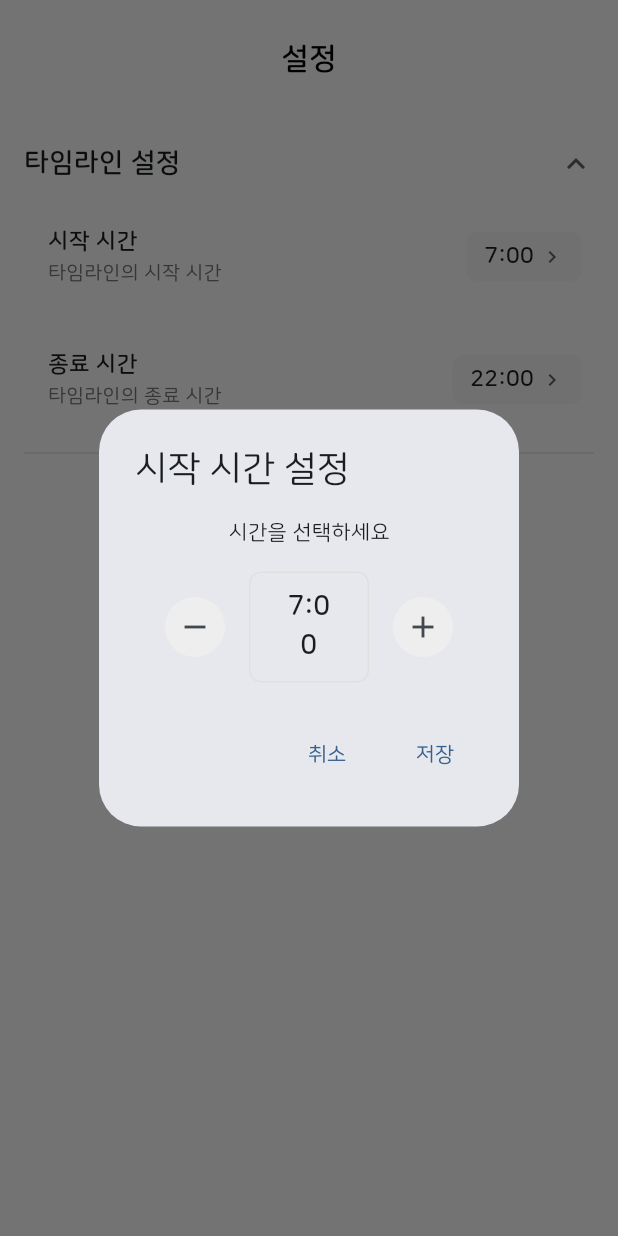
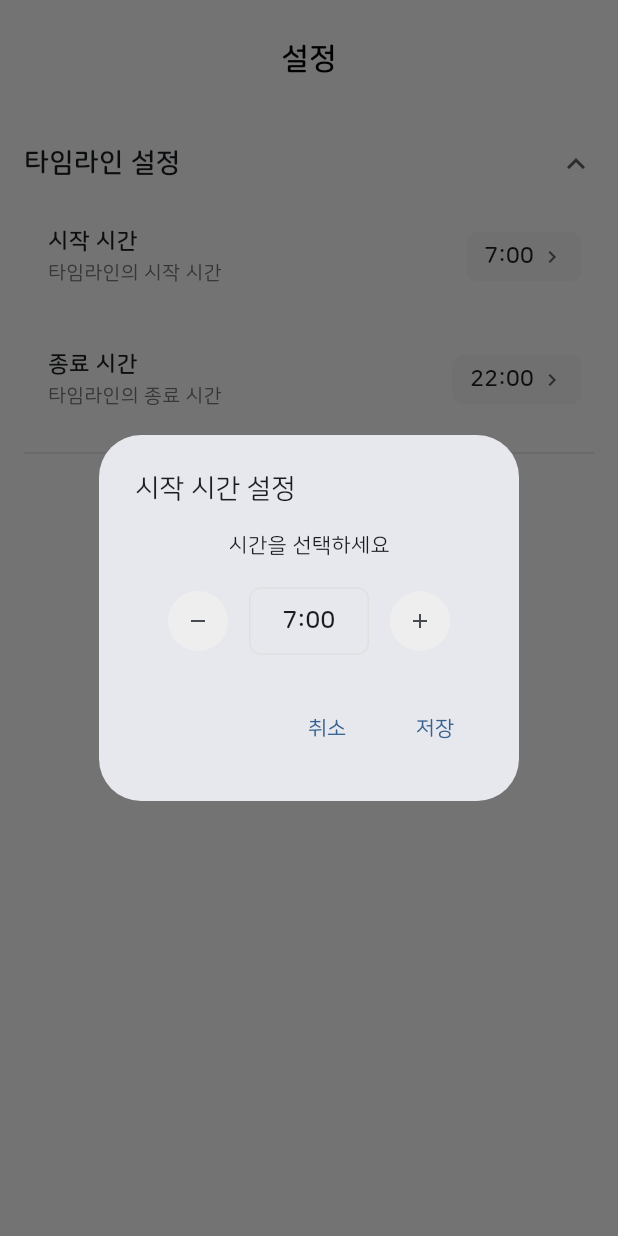
Before and after one commit to huiriric/tagiary, a Flutter app: the Settings screen opened directly, after a tap on "타임라인 설정", after a tap on "시작 시간", on a phone screen of 412 x 824 dp. Run offline on Flutter 3.47's test engine with Material 3 defaults, Android fonts, the phone set to English and light mode, and no system bars; our stand-ins replace fluttertoast, hive, hive_flutter, shared_preferences; accounts and stored records are empty; generated files the repository leaves out were written again.

Commit message:
UI 변경사항 적용 및 패키지 종속성 업데이트
1. 설정 화면 및 스케줄 관련 화면 UI 변경사항 적용
2. pub 종속성 업데이트

```diff
--- a/lib/settings/settings.dart
+++ b/lib/settings/settings.dart
@@ -36,15 +36,10 @@ class _SettingsState extends State<Settings> {
               children: [
                 const Text(
                   '타임라인 설정',
-                  style: TextStyle(
-                    fontSize: 18,
-                    fontWeight: FontWeight.bold
-                  ),
+                  style: TextStyle(fontSize: 18, fontWeight: FontWeight.bold),
                 ),
                 Icon(
-                  _isTimelineSettingsExpanded
-                    ? Icons.keyboard_arrow_up
-                    : Icons.keyboard_arrow_down,
+                  _isTimelineSettingsExpanded ? Icons.keyboard_arrow_up : Icons.keyboard_arrow_down,
                   color: Colors.grey.shade700,
                 ),
               ],
@@ -188,7 +183,10 @@ class _SettingsState extends State<Settings> {
       context: context,
       builder: (BuildContext context) {
         return AlertDialog(
-          title: Text(title),
+          title: Text(
+            title,
+            style: const TextStyle(fontSize: 18),
+          ),
           content: StatefulBuilder(
             builder: (context, setState) {
               return Column(
@@ -201,11 +199,10 @@ class _SettingsState extends State<Settings> {
                     children: [
                       // 마이너스 버튼 (더 깔끔한 아이콘)
                       IconButton(
+                        iconSize: 16,
                         icon: const Icon(Icons.remove),
                         style: IconButton.styleFrom(
-                          backgroundColor: selectedValue > minValue
-                            ? Colors.grey.shade200
-                            : Colors.grey.shade100,
+                          backgroundColor: selectedValue > minValue ? Colors.grey.shade200 : Colors.grey.shade100,
                         ),
                         onPressed: selectedValue > minValue
                             ? () {
@@ -215,7 +212,7 @@ class _SettingsState extends State<Settings> {
                               }
                             : null,
                       ),
-                      const SizedBox(width: 12),
+                      const SizedBox(width: 10),
                       // 선택된 시간 표시
                       Container(
                         width: 80,
@@ -227,17 +224,16 @@ class _SettingsState extends State<Settings> {
                         child: Text(
                           '$selectedValue:00',
                           textAlign: TextAlign.center,
-                          style: const TextStyle(fontSize: 18, fontWeight: FontWeight.bold),
+                          style: const TextStyle(fontSize: 16, fontWeight: FontWeight.bold),
                         ),
                       ),
-                      const SizedBox(width: 12),
+                      const SizedBox(width: 10),
                       // 플러스 버튼 (더 깔끔한 아이콘)
                       IconButton(
+                        iconSize: 16,
                         icon: const Icon(Icons.add),
                         style: IconButton.styleFrom(
-                          backgroundColor: selectedValue < maxValue
-                            ? Colors.grey.shade200
-                            : Colors.grey.shade100,
+                          backgroundColor: selectedValue < maxValue ? Colors.grey.shade200 : Colors.grey.shade100,
                         ),
                         onPressed: selectedValue < maxValue
                             ? () {
```
Also changed, not shown: lib/time_line/add_schedule.dart (+7 -13 lines), lib/time_line/view_schedule/schedule_details.dart (+14 -19 lines), pubspec.lock.
